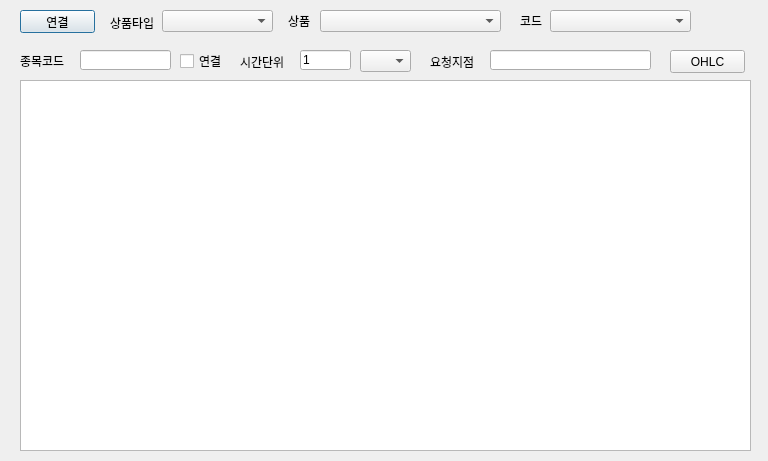
The window that main.ui (pickmoment/hero) describes before a commit, drawn with Qt 5.
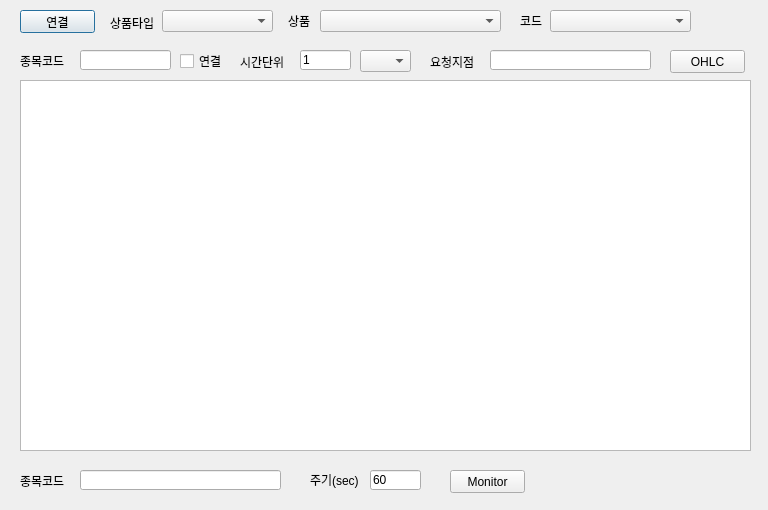
The same window after the commit.

Diff of the .ui file:
```diff
--- a/main.ui
+++ b/main.ui
@@ -7,7 +7,7 @@
     <x>0</x>
     <y>0</y>
     <width>768</width>
-    <height>461</height>
+    <height>510</height>
    </rect>
   </property>
   <property name="windowTitle">
@@ -216,6 +216,71 @@
     <string>연결</string>
    </property>
   </widget>
+  <widget class="QLabel" name="label_7">
+   <property name="geometry">
+    <rect>
+     <x>20</x>
+     <y>470</y>
+     <width>56</width>
+     <height>21</height>
+    </rect>
+   </property>
+   <property name="text">
+    <string>종목코드</string>
+   </property>
+  </widget>
+  <widget class="QLineEdit" name="edMonitorCodes">
+   <property name="geometry">
+    <rect>
+     <x>80</x>
+     <y>470</y>
+     <width>201</width>
+     <height>20</height>
+    </rect>
+   </property>
+   <property name="text">
+    <string/>
+   </property>
+  </widget>
+  <widget class="QLabel" name="label_8">
+   <property name="geometry">
+    <rect>
+     <x>310</x>
+     <y>470</y>
+     <width>56</width>
+     <height>20</height>
+    </rect>
+   </property>
+   <property name="text">
+    <string>주기(sec)</string>
+   </property>
+  </widget>
+  <widget class="QLineEdit" name="edMonitorPeriod">
+   <property name="geometry">
+    <rect>
+     <x>370</x>
+     <y>470</y>
+     <width>51</width>
+     <height>20</height>
+    </rect>
+   </property>
+   <property name="text">
+    <string>60</string>
+   </property>
+  </widget>
+  <widget class="QPushButton" name="btMonitor">
+   <property name="geometry">
+    <rect>
+     <x>450</x>
+     <y>470</y>
+     <width>75</width>
+     <height>23</height>
+    </rect>
+   </property>
+   <property name="text">
+    <string>Monitor</string>
+   </property>
+  </widget>
  </widget>
  <tabstops>
   <tabstop>btConnect</tabstop>
```
Left out of the diff: 17 changed lines with no effect on the pictures.
